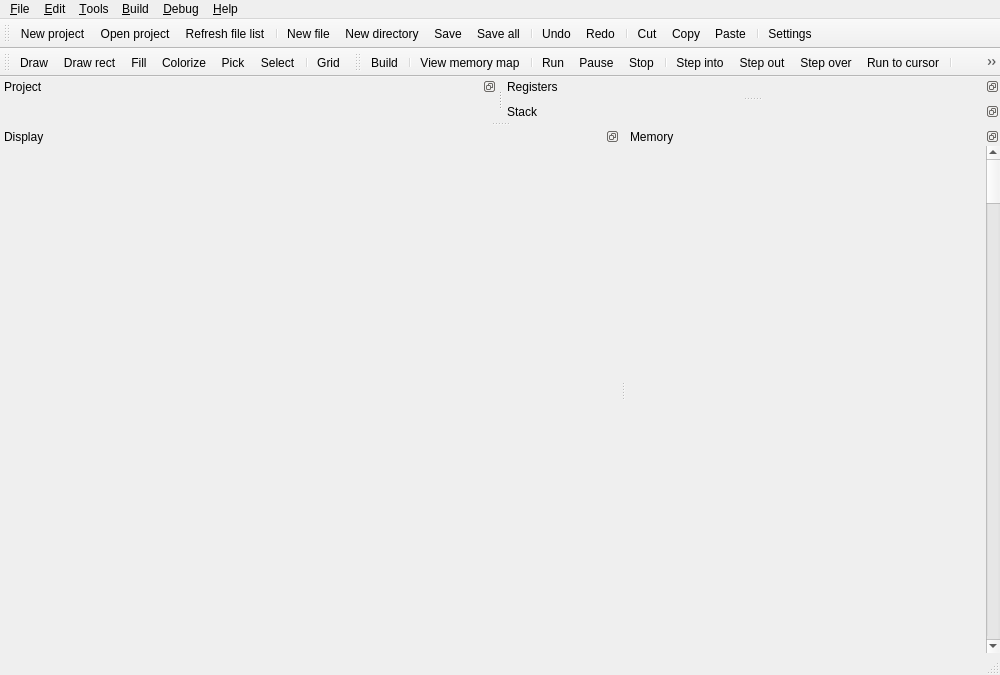
First picture: the form in editor/MainWindow.ui, repository zapolnov/zxide, before the edit.
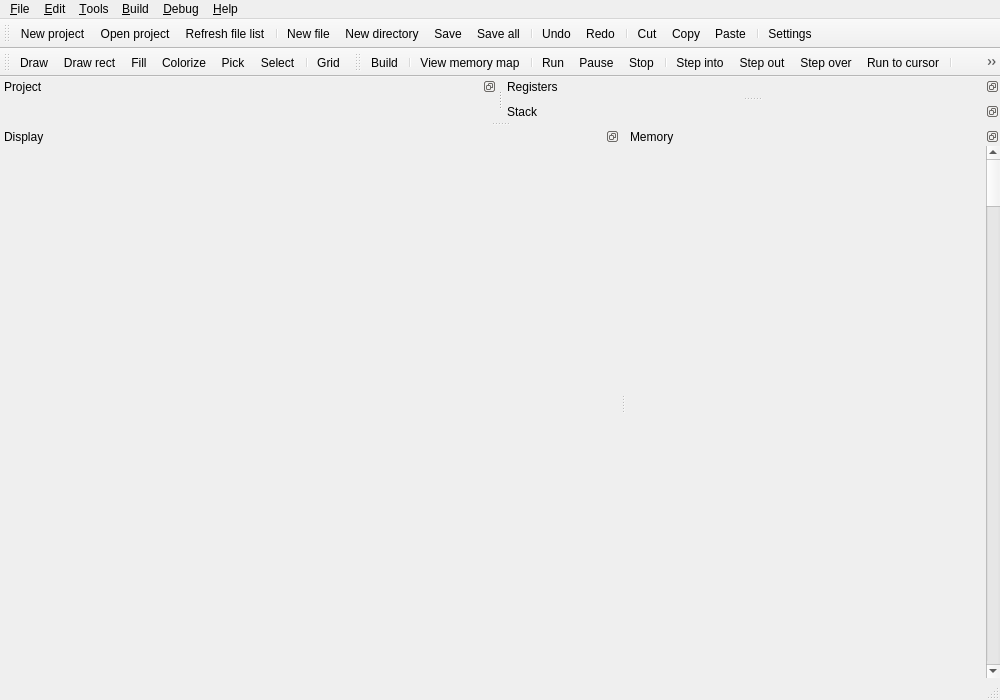
Second picture: the form after the edit. Icons and pictures are not drawn. Custom widgets are drawn as their Qt base class.

Patch:
```diff
--- a/editor/MainWindow.ui
+++ b/editor/MainWindow.ui
@@ -7,7 +7,7 @@
     <x>0</x>
     <y>0</y>
     <width>1000</width>
-    <height>675</height>
+    <height>700</height>
    </rect>
   </property>
   <property name="windowTitle">
```
